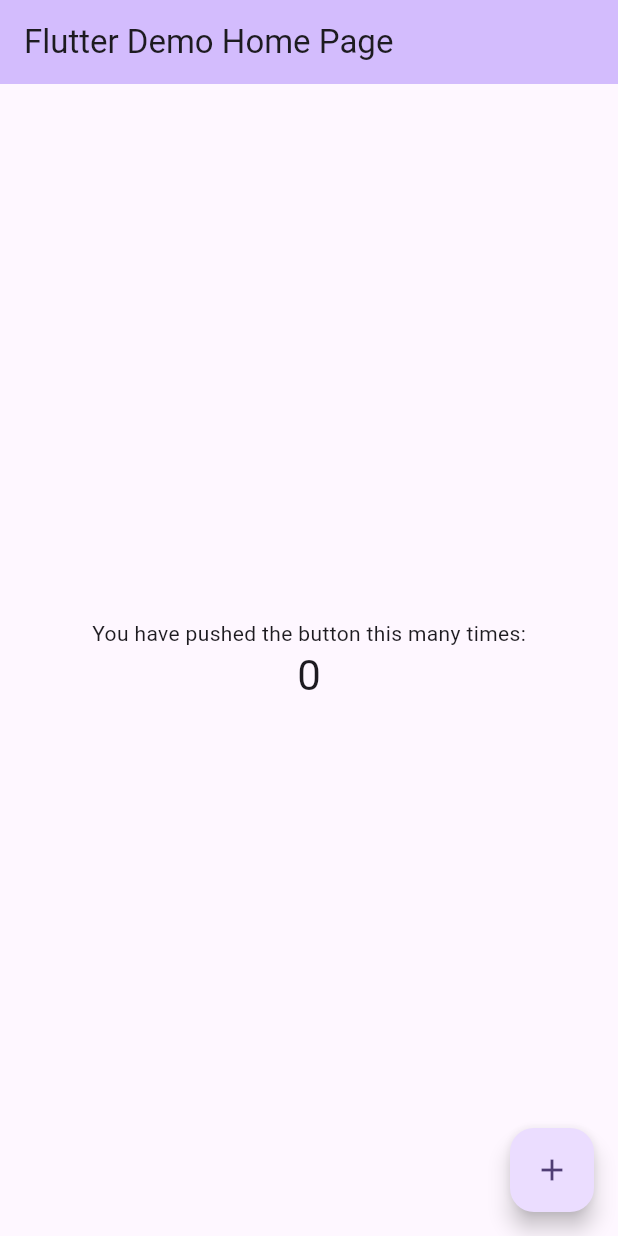
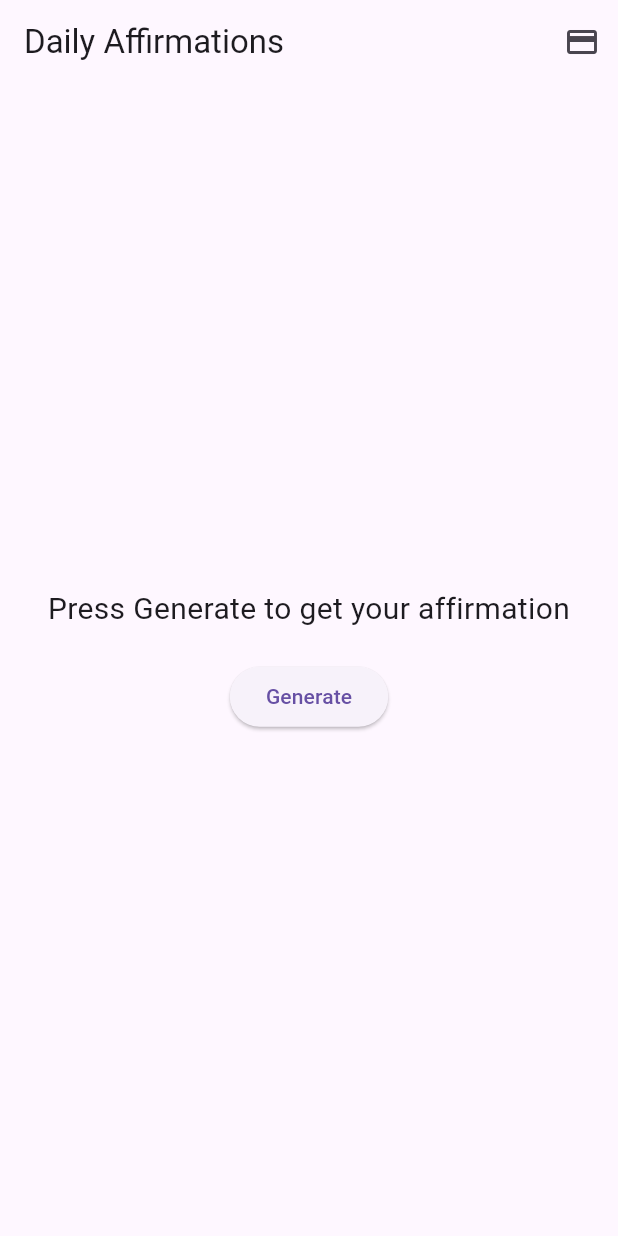
Before and after one commit to imonthegrindset/daily_affirmations, a Flutter app: the screen it shows after launch, on a phone screen of 412 x 824 dp. Run offline on Flutter 3.47's test engine with Material 3 defaults, Android fonts, the phone set to English and light mode, and no system bars; our stand-ins replace flutter_dotenv.

Commit message:
finished the flutter app

```diff
--- a/lib/main.dart
+++ b/lib/main.dart
@@ -1,125 +1,33 @@
 import 'package:flutter/material.dart';
+import 'package:flutter_dotenv/flutter_dotenv.dart';
+import 'screens/home_screen.dart';
+import 'screens/payment_screen.dart';
 
-void main() {
-  runApp(const MyApp());
+Future<void> main() async {
+  // Ensure all widgets are initialized
+  WidgetsFlutterBinding.ensureInitialized();
+
+  // Load environment variables
+  await dotenv.load(fileName: ".env");
+
+  runApp(const DailyAffirmationsApp());
 }
 
-class MyApp extends StatelessWidget {
-  const MyApp({super.key});
+class DailyAffirmationsApp extends StatelessWidget {
+  const DailyAffirmationsApp({Key? key}) : super(key: key);
 
-  // This widget is the root of your application.
   @override
   Widget build(BuildContext context) {
     return MaterialApp(
-      title: 'Flutter Demo',
+      title: 'Daily Affirmations',
       theme: ThemeData(
-        // This is the theme of your application.
-        //
-        // TRY THIS: Try running your application with "flutter run". You'll see
-        // the application has a purple toolbar. Then, without quitting the app,
-        // try changing the seedColor in the colorScheme below to Colors.green
-        // and then invoke "hot reload" (save your changes or press the "hot
-        // reload" button in a Flutter-supported IDE, or press "r" if you used
-        // the command line to start the app).
-        //
-        // Notice that the counter didn't reset back to zero; the application
-        // state is not lost during the reload. To reset the state, use hot
-        // restart instead.
-        //
-        // This works for code too, not just values: Most code changes can be
-        // tested with just a hot reload.
-        colorScheme: ColorScheme.fromSeed(seedColor: Colors.deepPurple),
-        useMaterial3: true,
+        primarySwatch: Colors.blue,
       ),
-      home: const MyHomePage(title: 'Flutter Demo Home Page'),
+      initialRoute: '/',
+      routes: {
+        '/': (context) => const HomeScreen(),
+        '/payment': (context) => const PaymentScreen(),
+      },
     );
   }
 }
-
-class MyHomePage extends StatefulWidget {
-  const MyHomePage({super.key, required this.title});
-
-  // This widget is the home page of your application. It is stateful, meaning
-  // that it has a State object (defined below) that contains fields that affect
-  // how it looks.
-
-  // This class is the configuration for the state. It holds the values (in this
-  // case the title) provided by the parent (in this case the App widget) and
-  // used by the build method of the State. Fields in a Widget subclass are
-  // always marked "final".
-
-  final String title;
-
-  @override
-  State<MyHomePage> createState() => _MyHomePageState();
-}
-
-class _MyHomePageState extends State<MyHomePage> {
-  int _counter = 0;
-
-  void _incrementCounter() {
-    setState(() {
-      // This call to setState tells the Flutter framework that something has
-      // changed in this State, which causes it to rerun the build method below
-      // so that the display can reflect the updated values. If we changed
-      // _counter without calling setState(), then the build method would not be
-      // called again, and so nothing would appear to happen.
-      _counter++;
-    });
-  }
-
-  @override
-  Widget build(BuildContext context) {
-    // This method is rerun every time setState is called, for instance as done
-    // by the _incrementCounter method above.
-    //
-    // The Flutter framework has been optimized to make rerunning build methods
-    // fast, so that you can just rebuild anything that needs updating rather
-    // than having to individually change instances of widgets.
-    return Scaffold(
-      appBar: AppBar(
-        // TRY THIS: Try changing the color here to a specific color (to
-        // Colors.amber, perhaps?) and trigger a hot reload to see the AppBar
-        // change color while the other colors stay the same.
-        backgroundColor: Theme.of(context).colorScheme.inversePrimary,
-        // Here we take the value from the MyHomePage object that was created by
-        // the App.build method, and use it to set our appbar title.
-        title: Text(widget.title),
-      ),
-      body: Center(
-        // Center is a layout widget. It takes a single child and positions it
-        // in the middle of the parent.
-        child: Column(
-          // Column is also a layout widget. It takes a list of children and
-          // arranges them vertically. By default, it sizes itself to fit its
-          // children horizontally, and tries to be as tall as its parent.
-          //
-          // Column has various properties to control how it sizes itself and
-          // how it positions its children. Here we use mainAxisAlignment to
-          // center the children vertically; the main axis here is the vertical
-          // axis because Columns are vertical (the cross axis would be
-          // horizontal).
-          //
-          // TRY THIS: Invoke "debug painting" (choose the "Toggle Debug Paint"
-          // action in the IDE, or press "p" in the console), to see the
-          // wireframe for each widget.
-          mainAxisAlignment: MainAxisAlignment.center,
-          children: <Widget>[
-            const Text(
-              'You have pushed the button this many times:',
-            ),
-            Text(
-              '$_counter',
-              style: Theme.of(context).textTheme.headlineMedium,
-            ),
-          ],
-        ),
-      ),
-      floatingActionButton: FloatingActionButton(
-        onPressed: _incrementCounter,
-        tooltip: 'Increment',
-        child: const Icon(Icons.add),
-      ), // This trailing comma makes auto-formatting nicer for build methods.
-    );
-  }
-}
--- /dev/null
+++ b/lib/screens/home_screen.dart
@@ -0,0 +1,79 @@
+import 'package:flutter/material.dart';
+import '../services/openai_service.dart';
+
+class HomeScreen extends StatefulWidget {
+  const HomeScreen({Key? key}) : super(key: key);
+
+  @override
+  _HomeScreenState createState() => _HomeScreenState();
+}
+
+class _HomeScreenState extends State<HomeScreen> {
+  String _affirmation = "";
+  bool _isLoading = false;
+
+  Future<void> _generateAffirmation() async {
+    setState(() {
+      _isLoading = true;
+    });
+
+    try {
+      final response = await OpenAIService.generateAffirmation();
+      setState(() {
+        _affirmation = response;
+      });
+    } catch (e) {
+      // Handle error
+      setState(() {
+        _affirmation = "Error generating affirmation. Please try again.";
+      });
+    } finally {
+      setState(() {
+        _isLoading = false;
+      });
+    }
+  }
+
+  void _goToPaymentScreen() {
+    Navigator.pushNamed(context, '/payment');
+  }
+
+  @override
+  Widget build(BuildContext context) {
+    return Scaffold(
+      appBar: AppBar(
+        title: const Text('Daily Affirmations'),
+        actions: [
+          IconButton(
+            icon: const Icon(Icons.payment),
+            onPressed: _goToPaymentScreen,
+          )
+        ],
+      ),
+      body: Center(
+        child: Padding(
+          padding: const EdgeInsets.all(16.0),
+          child: _isLoading
+              ? const CircularProgressIndicator()
+              : Column(
+                  mainAxisAlignment: MainAxisAlignment.center,
+                  children: [
+                    Text(
+                      _affirmation.isEmpty
+                          ? 'Press Generate to get your affirmation'
+                          : _affirmation,
+                      textAlign: TextAlign.center,
+                      style: const TextStyle(fontSize: 20),
+                    ),
+                    const SizedBox(height: 20),
+                    ElevatedButton(
+                      onPressed: _generateAffirmation,
+                      child: const Text('Generate'),
+                    ),
+                  ],
+                ),
+        ),
+      ),
+    );
+  }
+}
--- a/pubspec.yaml
+++ b/pubspec.yaml
@@ -20,3 +20,7 @@ dev_dependencies:
 
 flutter:
   uses-material-design: true
+
+  # Make sure to include the .env file as an asset:
+  assets:
+    - .env
```
Also changed, not shown: lib/screens/payment_screen.dart (added, +45 -0 lines), lib/services/openai_service.dart (added, +50 -0 lines), pubspec.lock, 3 other files.
